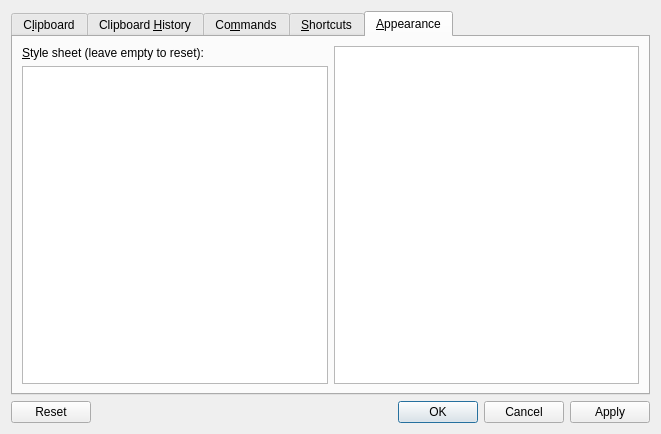
This is src/configurationmanager.ui in hluk/CopyQ as Qt 5 draws it before an edit. The edited form follows.
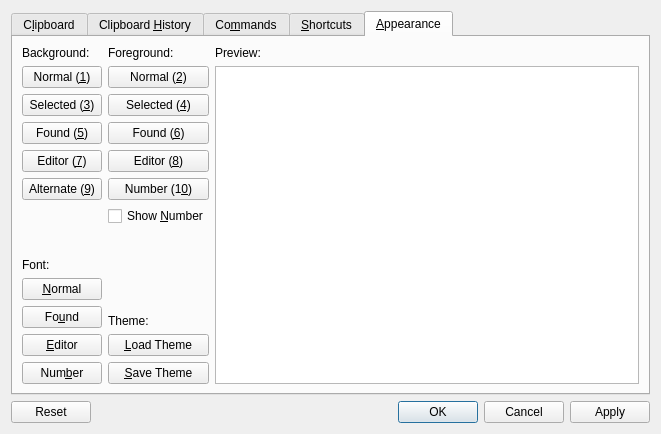
This is the edited form. The open tabs and pages were chosen to show the change. Icons and pictures are not drawn. Custom widgets are drawn as their Qt base class.

```diff
--- a/src/configurationmanager.ui
+++ b/src/configurationmanager.ui
@@ -527,40 +527,204 @@
         <layout class="QHBoxLayout" name="horizontalLayout_3">
          <item>
           <layout class="QVBoxLayout" name="verticalLayout_9">
+           <property name="leftMargin">
+            <number>0</number>
+           </property>
            <item>
             <widget class="QLabel" name="label_8">
              <property name="text">
-              <string>&amp;Style sheet (leave empty to reset):</string>
+              <string>Background:</string>
              </property>
-             <property name="buddy">
-              <cstring>plainTextEdit_css</cstring>
+            </widget>
+           </item>
+           <item>
+            <widget class="QPushButton" name="pushButtonColorBg">
+             <property name="text">
+              <string>Normal (&amp;1)</string>
              </property>
             </widget>
            </item>
            <item>
-            <widget class="QPlainTextEdit" name="plainTextEdit_css">
-             <property name="sizePolicy">
-              <sizepolicy hsizetype="Expanding" vsizetype="MinimumExpanding">
-               <horstretch>0</horstretch>
-               <verstretch>0</verstretch>
-              </sizepolicy>
+            <widget class="QPushButton" name="pushButtonColorSelBg">
+             <property name="text">
+              <string>Selected (&amp;3)</string>
              </property>
-             <property name="plainText">
-              <string/>
+            </widget>
+           </item>
+           <item>
+            <widget class="QPushButton" name="pushButtonColorFindBg">
+             <property name="text">
+              <string>Found (&amp;5)</string>
              </property>
             </widget>
            </item>
+           <item>
+            <widget class="QPushButton" name="pushButtonColorEditorBg">
+             <property name="text">
+              <string>Editor (&amp;7)</string>
+             </property>
+            </widget>
+           </item>
+           <item>
+            <widget class="QPushButton" name="pushButtonColorAltBg">
+             <property name="text">
+              <string>Alternate (&amp;9)</string>
+             </property>
+            </widget>
+           </item>
+           <item>
+            <spacer name="verticalSpacer_3">
+             <property name="orientation">
+              <enum>Qt::Vertical</enum>
+             </property>
+             <property name="sizeHint" stdset="0">
+              <size>
+               <width>20</width>
+               <height>40</height>
+              </size>
+             </property>
+            </spacer>
+           </item>
+           <item>
+            <widget class="QLabel" name="label_13">
+             <property name="text">
+              <string>Font:</string>
+             </property>
+            </widget>
+           </item>
+           <item>
+            <widget class="QPushButton" name="pushButtonFont">
+             <property name="text">
+              <string>&amp;Normal</string>
+             </property>
+            </widget>
+           </item>
+           <item>
+            <widget class="QPushButton" name="pushButtonFoundFont">
+             <property name="text">
+              <string>Fo&amp;und</string>
+             </property>
+            </widget>
+           </item>
+           <item>
+            <widget class="QPushButton" name="pushButtonEditorFont">
+             <property name="text">
+              <string>&amp;Editor</string>
+             </property>
+            </widget>
+           </item>
+           <item>
+            <widget class="QPushButton" name="pushButtonNumberFont">
+             <property name="text">
+              <string>Num&amp;ber</string>
+             </property>
+            </widget>
+           </item>
           </layout>
          </item>
          <item>
-          <widget class="QTextBrowser" name="textBrowserStyleHelp">
-           <property name="lineWrapMode">
-            <enum>QTextEdit::NoWrap</enum>
+          <layout class="QVBoxLayout" name="verticalLayout_5">
+           <item>
+            <widget class="QLabel" name="label_12">
+             <property name="text">
+              <string>Foreground:</string>
+             </property>
+            </widget>
+           </item>
+           <item>
+            <widget class="QPushButton" name="pushButtonColorFg">
+             <property name="text">
+              <string>Normal (&amp;2)</string>
+             </property>
+            </widget>
+           </item>
+           <item>
+            <widget class="QPushButton" name="pushButtonColorSelFg">
+             <property name="text">
+              <string>Selected (&amp;4)</string>
+             </property>
+            </widget>
+           </item>
+           <item>
+            <widget class="QPushButton" name="pushButtonColorFindFg">
+             <property name="text">
+              <string>Found (&amp;6)</string>
+             </property>
+            </widget>
+           </item>
+           <item>
+            <widget class="QPushButton" name="pushButtonColorEditorFg">
+             <property name="text">
+              <string>Editor (&amp;8)</string>
+             </property>
+            </widget>
+           </item>
+           <item>
+            <widget class="QPushButton" name="pushButtonColorNumberFg">
+             <property name="text">
+              <string>Number (1&amp;0)</string>
+             </property>
+            </widget>
+           </item>
+           <item>
+            <widget class="QCheckBox" name="checkBoxShowNumber">
+             <property name="text">
+              <string>Show &amp;Number</string>
+             </property>
+            </widget>
+           </item>
+           <item>
+            <spacer name="verticalSpacer_5">
+             <property name="orientation">
+              <enum>Qt::Vertical</enum>
+             </property>
+             <property name="sizeHint" stdset="0">
+              <size>
+               <width>20</width>
+               <height>40</height>
+              </size>
+             </property>
+            </spacer>
+           </item>
+           <item>
+            <widget class="QLabel" name="label_14">
+             <property name="text">
+              <string>Theme:</string>
+             </property>
+            </widget>
+           </item>
+           <item>
+            <widget class="QPushButton" name="pushButtonLoadTheme">
+             <property name="text">
+              <string>&amp;Load Theme</string>
+             </property>
+            </widget>
+           </item>
+           <item>
+            <widget class="QPushButton" name="pushButtonSaveTheme">
+             <property name="text">
+              <string>&amp;Save Theme</string>
+             </property>
+            </widget>
+           </item>
+          </layout>
+         </item>
+         <item>
+          <layout class="QVBoxLayout" name="verticalLayout_7">
+           <property name="leftMargin">
+            <number>0</number>
            </property>
-           <property name="openLinks">
-            <bool>false</bool>
-           </property>
-          </widget>
+           <item>
+            <widget class="QLabel" name="label_15">
+             <property name="text">
+              <string>Preview:</string>
+             </property>
+            </widget>
+           </item>
+           <item>
+            <widget class="ClipboardBrowser" name="clipboardBrowserPreview"/>
+           </item>
+          </layout>
          </item>
         </layout>
        </widget>
@@ -587,6 +751,11 @@
    <header>commandwidget.h</header>
    <container>1</container>
   </customwidget>
+  <customwidget>
+   <class>ClipboardBrowser</class>
+   <extends>QListView</extends>
+   <header>clipboardbrowser.h</header>
+  </customwidget>
  </customwidgets>
  <tabstops>
   <tabstop>tabWidget</tabstop>
```
Left out of the diff: 23 changed lines with no effect on the pictures.
